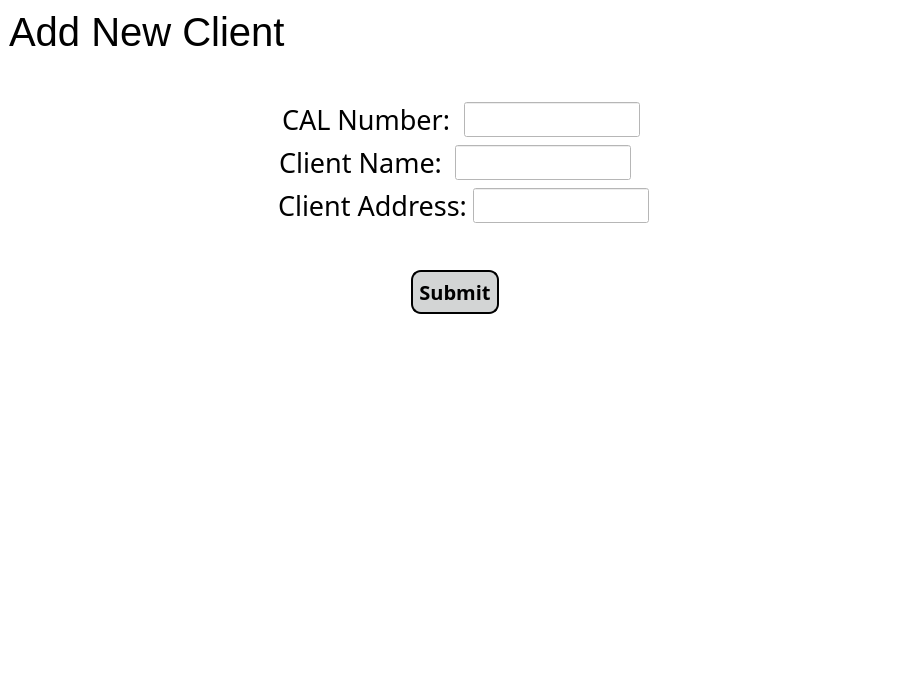
JasonLaux/DC-Boxjelly, file app/gui/add_client_page.ui: the form before one commit.
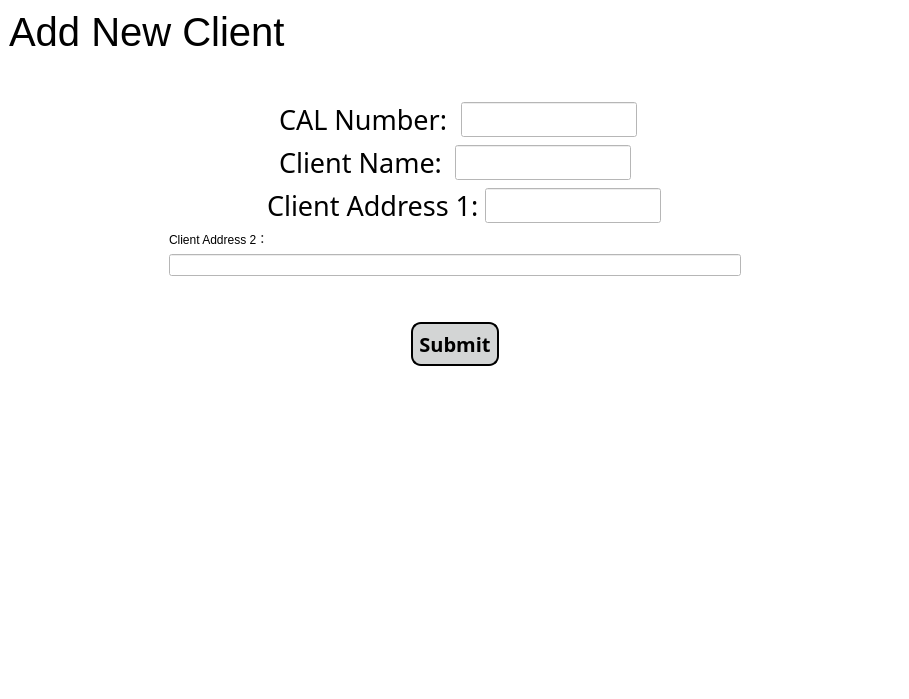
The form after the commit.

Commit message: Add add new client function

Diff of the .ui file:
```diff
--- a/app/gui/add_client_page.ui
+++ b/app/gui/add_client_page.ui
@@ -296,7 +296,7 @@
                </font>
               </property>
               <property name="text">
-               <string>Client Address:</string>
+               <string>Client Address 1:</string>
               </property>
              </widget>
             </item>
@@ -344,6 +344,16 @@
             </item>
            </layout>
           </item>
+          <item>
+           <widget class="QLabel" name="clientAddress2Label">
+            <property name="text">
+             <string>Client Address 2：</string>
+            </property>
+           </widget>
+          </item>
+          <item>
+           <widget class="QLineEdit" name="clientAddress2Line"/>
+          </item>
          </layout>
         </item>
         <item>
```
Left out of the diff: 4 changed lines with no effect on the pictures. The commit also changes 1 other file.
